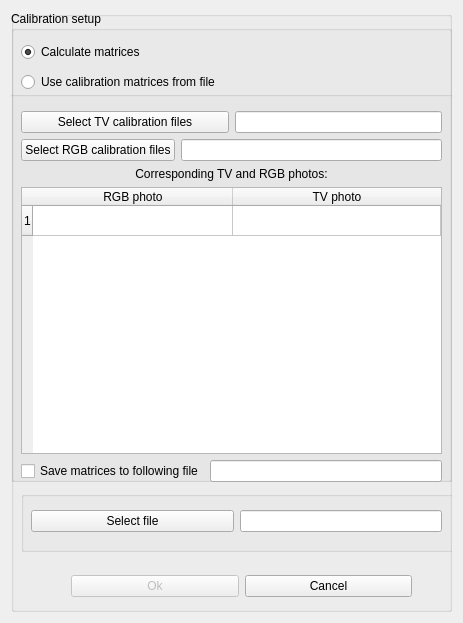
Before: the Qt Designer form qt/dialog.ui in Aspirisha/Thermal_vision, drawn with Qt 5.
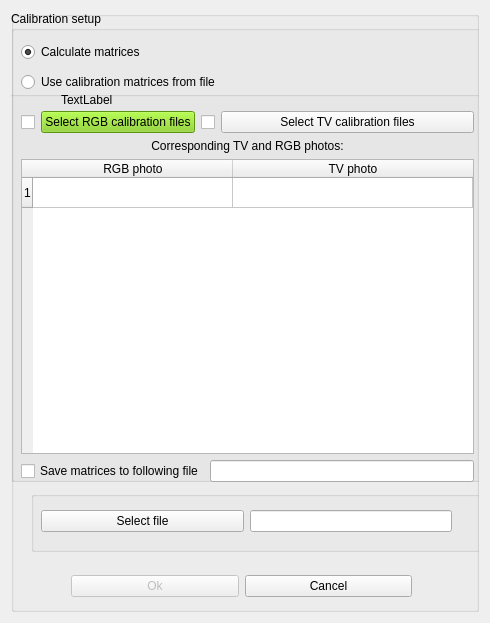
After: the same form once the commit is applied.

```diff
--- a/qt/dialog.ui
+++ b/qt/dialog.ui
@@ -6,7 +6,7 @@
    <rect>
     <x>0</x>
     <y>0</y>
-    <width>463</width>
+    <width>490</width>
     <height>623</height>
    </rect>
   </property>
@@ -65,7 +65,7 @@
        <rect>
         <x>0</x>
         <y>0</y>
-        <width>441</width>
+        <width>471</width>
         <height>471</height>
        </rect>
       </property>
@@ -118,7 +118,7 @@
         <rect>
          <x>-10</x>
          <y>80</y>
-         <width>461</width>
+         <width>481</width>
          <height>401</height>
         </rect>
        </property>
@@ -130,43 +130,491 @@
          <rect>
           <x>20</x>
           <y>20</y>
-          <width>421</width>
+          <width>453</width>
           <height>371</height>
          </rect>
         </property>
         <layout class="QVBoxLayout" name="calculate_matrices_opt_layout">
          <item>
-          <layout class="QHBoxLayout" name="horizontalLayout8">
+          <layout class="QHBoxLayout" name="horizontalLayout8" stretch="0,1,0,3">
            <item>
-            <widget class="QPushButton" name="tv_calibration_files_button">
-             <property name="text">
-              <string>Select TV calibration files</string>
+            <widget class="QCheckBox" name="rgb_photos_ok_checkbox">
+             <property name="enabled">
+              <bool>true</bool>
              </property>
-            </widget>
-           </item>
-           <item>
-            <widget class="QLineEdit" name="tv_calibration_files_edit">
              <property name="sizePolicy">
               <sizepolicy hsizetype="Preferred" vsizetype="Preferred">
                <horstretch>0</horstretch>
                <verstretch>0</verstretch>
               </sizepolicy>
              </property>
+             <property name="text">
+              <string/>
+             </property>
+             <property name="checkable">
+              <bool>true</bool>
+             </property>
+             <property name="checked">
+              <bool>false</bool>
+             </property>
+             <property name="autoRepeat">
+              <bool>false</bool>
+             </property>
             </widget>
            </item>
-          </layout>
-         </item>
-         <item>
-          <layout class="QHBoxLayout" name="horizontalLayout9">
            <item>
             <widget class="QPushButton" name="rgb_calibration_files_button">
+             <property name="palette">
+              <palette>
+               <active>
+                <colorrole role="WindowText">
+                 <brush brushstyle="SolidPattern">
+                  <color alpha="255">
+                   <red>0</red>
+                   <green>0</green>
+                   <blue>0</blue>
+                  </color>
+                 </brush>
+                </colorrole>
+                <colorrole role="Button">
+                 <brush brushstyle="SolidPattern">
+                  <color alpha="255">
+                   <red>128</red>
+                   <green>208</green>
+                   <blue>22</blue>
+                  </color>
+                 </brush>
+                </colorrole>
+                <colorrole role="Light">
+                 <brush brushstyle="SolidPattern">
+                  <color alpha="255">
+                   <red>182</red>
+                   <green>255</green>
+                   <blue>84</blue>
+                  </color>
+                 </brush>
+                </colorrole>
+                <colorrole role="Midlight">
+                 <brush brushstyle="SolidPattern">
+                  <color alpha="255">
+                   <red>155</red>
+                   <green>231</green>
+                   <blue>53</blue>
+                  </color>
+                 </brush>
+                </colorrole>
+                <colorrole role="Dark">
+                 <brush brushstyle="SolidPattern">
+                  <color alpha="255">
+                   <red>64</red>
+                   <green>104</green>
+                   <blue>11</blue>
+                  </color>
+                 </brush>
+                </colorrole>
+                <colorrole role="Mid">
+                 <brush brushstyle="SolidPattern">
+                  <color alpha="255">
+                   <red>85</red>
+                   <green>139</green>
+                   <blue>14</blue>
+                  </color>
+                 </brush>
+                </colorrole>
+                <colorrole role="Text">
+                 <brush brushstyle="SolidPattern">
+                  <color alpha="255">
+                   <red>0</red>
+                   <green>0</green>
+                   <blue>0</blue>
+                  </color>
+                 </brush>
+                </colorrole>
+                <colorrole role="BrightText">
+                 <brush brushstyle="SolidPattern">
+                  <color alpha="255">
+                   <red>255</red>
+                   <green>255</green>
+                   <blue>255</blue>
+                  </color>
+                 </brush>
+                </colorrole>
+                <colorrole role="ButtonText">
+                 <brush brushstyle="SolidPattern">
+                  <color alpha="255">
+                   <red>0</red>
+                   <green>0</green>
+                   <blue>0</blue>
+                  </color>
+                 </brush>
+                </colorrole>
+                <colorrole role="Base">
+                 <brush brushstyle="SolidPattern">
+                  <color alpha="255">
+                   <red>255</red>
+                   <green>255</green>
+                   <blue>255</blue>
+                  </color>
+                 </brush>
+                </colorrole>
+                <colorrole role="Window">
+                 <brush brushstyle="SolidPattern">
+                  <color alpha="255">
+                   <red>128</red>
+                   <green>208</green>
+                   <blue>22</blue>
+                  </color>
+                 </brush>
+                </colorrole>
+                <colorrole role="Shadow">
+                 <brush brushstyle="SolidPattern">
+                  <color alpha="255">
+                   <red>0</red>
+                   <green>0</green>
+                   <blue>0</blue>
+                  </color>
+                 </brush>
+                </colorrole>
+                <colorrole role="AlternateBase">
+                 <brush brushstyle="SolidPattern">
+                  <color alpha="255">
+                   <red>191</red>
+                   <green>231</green>
+                   <blue>138</blue>
+                  </color>
+                 </brush>
+                </colorrole>
+                <colorrole role="ToolTipBase">
+                 <brush brushstyle="SolidPattern">
+                  <color alpha="255">
+                   <red>255</red>
+                   <green>255</green>
+                   <blue>220</blue>
+                  </color>
+                 </brush>
+                </colorrole>
+                <colorrole role="ToolTipText">
+                 <brush brushstyle="SolidPattern">
+                  <color alpha="255">
+                   <red>0</red>
+                   <green>0</green>
+                   <blue>0</blue>
+                  </color>
+                 </brush>
+                </colorrole>
+               </active>
+               <inactive>
+                <colorrole role="WindowText">
+                 <brush brushstyle="SolidPattern">
+                  <color alpha="255">
+                   <red>0</red>
+                   <green>0</green>
+                   <blue>0</blue>
+                  </color>
+                 </brush>
+                </colorrole>
+                <colorrole role="Button">
+                 <brush brushstyle="SolidPattern">
+                  <color alpha="255">
+                   <red>128</red>
+                   <green>208</green>
+                   <blue>22</blue>
+                  </color>
+                 </brush>
+                </colorrole>
+                <colorrole role="Light">
+                 <brush brushstyle="SolidPattern">
+                  <color alpha="255">
+                   <red>182</red>
+                   <green>255</green>
+                   <blue>84</blue>
+                  </color>
+                 </brush>
+                </colorrole>
+                <colorrole role="Midlight">
+                 <brush brushstyle="SolidPattern">
+                  <color alpha="255">
+                   <red>155</red>
+                   <green>231</green>
+                   <blue>53</blue>
+                  </color>
+                 </brush>
+                </colorrole>
+                <colorrole role="Dark">
+                 <brush brushstyle="SolidPattern">
+                  <color alpha="255">
+                   <red>64</red>
+                   <green>104</green>
+                   <blue>11</blue>
+                  </color>
+                 </brush>
+                </colorrole>
+                <colorrole role="Mid">
+                 <brush brushstyle="SolidPattern">
+                  <color alpha="255">
+                   <red>85</red>
+                   <green>139</green>
+                   <blue>14</blue>
+                  </color>
+                 </brush>
+                </colorrole>
+                <colorrole role="Text">
+                 <brush brushstyle="SolidPattern">
+                  <color alpha="255">
+                   <red>0</red>
+                   <green>0</green>
+                   <blue>0</blue>
+                  </color>
+                 </brush>
+                </colorrole>
+                <colorrole role="BrightText">
+                 <brush brushstyle="SolidPattern">
+                  <color alpha="255">
+                   <red>255</red>
+                   <green>255</green>
+                   <blue>255</blue>
+                  </color>
+                 </brush>
+                </colorrole>
+                <colorrole role="ButtonText">
+                 <brush brushstyle="SolidPattern">
+                  <color alpha="255">
+                   <red>0</red>
+                   <green>0</green>
+                   <blue>0</blue>
+                  </color>
+                 </brush>
+                </colorrole>
+                <colorrole role="Base">
+                 <brush brushstyle="SolidPattern">
+                  <color alpha="255">
+                   <red>255</red>
+                   <green>255</green>
+                   <blue>255</blue>
+                  </color>
+                 </brush>
+                </colorrole>
+                <colorrole role="Window">
+                 <brush brushstyle="SolidPattern">
+                  <color alpha="255">
+                   <red>128</red>
+                   <green>208</green>
+                   <blue>22</blue>
+                  </color>
+                 </brush>
+                </colorrole>
+                <colorrole role="Shadow">
+                 <brush brushstyle="SolidPattern">
+                  <color alpha="255">
+                   <red>0</red>
+                   <green>0</green>
+                   <blue>0</blue>
+                  </color>
+                 </brush>
+                </colorrole>
+                <colorrole role="AlternateBase">
+                 <brush brushstyle="SolidPattern">
+                  <color alpha="255">
+                   <red>191</red>
+                   <green>231</green>
+                   <blue>138</blue>
+                  </color>
+                 </brush>
+                </colorrole>
+                <colorrole role="ToolTipBase">
+                 <brush brushstyle="SolidPattern">
+                  <color alpha="255">
+                   <red>255</red>
+                   <green>255</green>
+                   <blue>220</blue>
+                  </color>
+                 </brush>
+                </colorrole>
+                <colorrole role="ToolTipText">
+                 <brush brushstyle="SolidPattern">
+                  <color alpha="255">
+                   <red>0</red>
+                   <green>0</green>
+                   <blue>0</blue>
+                  </color>
+                 </brush>
+                </colorrole>
+               </inactive>
+               <disabled>
+                <colorrole role="WindowText">
+                 <brush brushstyle="SolidPattern">
+                  <color alpha="255">
+                   <red>64</red>
+                   <green>104</green>
+                   <blue>11</blue>
+                  </color>
+                 </brush>
+                </colorrole>
+                <colorrole role="Button">
+                 <brush brushstyle="SolidPattern">
+                  <color alpha="255">
+                   <red>128</red>
+                   <green>208</green>
+                   <blue>22</blue>
+                  </color>
+                 </brush>
+                </colorrole>
+                <colorrole role="Light">
+                 <brush brushstyle="SolidPattern">
+                  <color alpha="255">
+                   <red>182</red>
+                   <green>255</green>
+                   <blue>84</blue>
+                  </color>
+                 </brush>
+                </colorrole>
+                <colorrole role="Midlight">
+                 <brush brushstyle="SolidPattern">
+                  <color alpha="255">
+                   <red>155</red>
+                   <green>231</green>
+                   <blue>53</blue>
+                  </color>
+                 </brush>
+                </colorrole>
+                <colorrole role="Dark">
+                 <brush brushstyle="SolidPattern">
+                  <color alpha="255">
+                   <red>64</red>
+                   <green>104</green>
+                   <blue>11</blue>
+                  </color>
+                 </brush>
+                </colorrole>
+                <colorrole role="Mid">
+                 <brush brushstyle="SolidPattern">
+                  <color alpha="255">
+                   <red>85</red>
+                   <green>139</green>
+                   <blue>14</blue>
+                  </color>
+                 </brush>
+                </colorrole>
+                <colorrole role="Text">
+                 <brush brushstyle="SolidPattern">
+                  <color alpha="255">
+                   <red>64</red>
+                   <green>104</green>
+                   <blue>11</blue>
+                  </color>
+                 </brush>
+                </colorrole>
+                <colorrole role="BrightText">
+                 <brush brushstyle="SolidPattern">
+                  <color alpha="255">
+                   <red>255</red>
+                   <green>255</green>
+                   <blue>255</blue>
+                  </color>
+                 </brush>
+                </colorrole>
+                <colorrole role="ButtonText">
+                 <brush brushstyle="SolidPattern">
+                  <color alpha="255">
+                   <red>64</red>
+                   <green>104</green>
+                   <blue>11</blue>
+                  </color>
+                 </brush>
+                </colorrole>
+                <colorrole role="Base">
+                 <brush brushstyle="SolidPattern">
+                  <color alpha="255">
+                   <red>128</red>
+                   <green>208</green>
+                   <blue>22</blue>
+                  </color>
+                 </brush>
+                </colorrole>
+                <colorrole role="Window">
+                 <brush brushstyle="SolidPattern">
+                  <color alpha="255">
+                   <red>128</red>
+                   <green>208</green>
+                   <blue>22</blue>
+                  </color>
+                 </brush>
+                </colorrole>
+                <colorrole role="Shadow">
+                 <brush brushstyle="SolidPattern">
+                  <color alpha="255">
+                   <red>0</red>
+                   <green>0</green>
+                   <blue>0</blue>
+                  </color>
+                 </brush>
+                </colorrole>
+                <colorrole role="AlternateBase">
+                 <brush brushstyle="SolidPattern">
+                  <color alpha="255">
+                   <red>128</red>
+                   <green>208</green>
+                   <blue>22</blue>
+                  </color>
+                 </brush>
+                </colorrole>
+                <colorrole role="ToolTipBase">
+                 <brush brushstyle="SolidPattern">
+                  <color alpha="255">
+                   <red>255</red>
+                   <green>255</green>
+                   <blue>220</blue>
+                  </color>
+                 </brush>
+                </colorrole>
+                <colorrole role="ToolTipText">
+                 <brush brushstyle="SolidPattern">
+                  <color alpha="255">
+                   <red>0</red>
+                   <green>0</green>
+                   <blue>0</blue>
+                  </color>
+                 </brush>
+                </colorrole>
+               </disabled>
+              </palette>
+             </property>
              <property name="text">
               <string>Select RGB calibration files</string>
              </property>
             </widget>
            </item>
            <item>
-            <widget class="QLineEdit" name="rgb_calibration_files_edit"/>
+            <widget class="QCheckBox" name="tv_photos_ok_checkbox">
+             <property name="enabled">
+              <bool>true</bool>
+             </property>
+             <property name="sizePolicy">
+              <sizepolicy hsizetype="Preferred" vsizetype="Preferred">
+               <horstretch>0</horstretch>
+               <verstretch>0</verstretch>
+              </sizepolicy>
+             </property>
+             <property name="text">
+              <string/>
+             </property>
+             <property name="checkable">
+              <bool>true</bool>
+             </property>
+             <property name="checked">
+              <bool>false</bool>
+             </property>
+             <property name="autoRepeat">
+              <bool>false</bool>
+             </property>
+            </widget>
+           </item>
+           <item>
+            <widget class="QPushButton" name="tv_calibration_files_button">
+             <property name="text">
+              <string>Select TV calibration files</string>
+             </property>
+            </widget>
            </item>
           </layout>
          </item>
@@ -236,12 +684,25 @@
          </item>
         </layout>
        </widget>
+       <widget class="QLabel" name="label_2">
+        <property name="geometry">
+         <rect>
+          <x>60</x>
+          <y>0</y>
+          <width>67</width>
+          <height>17</height>
+         </rect>
+        </property>
+        <property name="text">
+         <string>TextLabel</string>
+        </property>
+       </widget>
       </widget>
      </widget>
      <widget class="QGroupBox" name="groupBox_3">
       <property name="geometry">
        <rect>
-        <x>10</x>
+        <x>20</x>
         <y>480</y>
         <width>461</width>
         <height>61</height>
```
Left out of the diff: 17 changed lines with no effect on the pictures.
